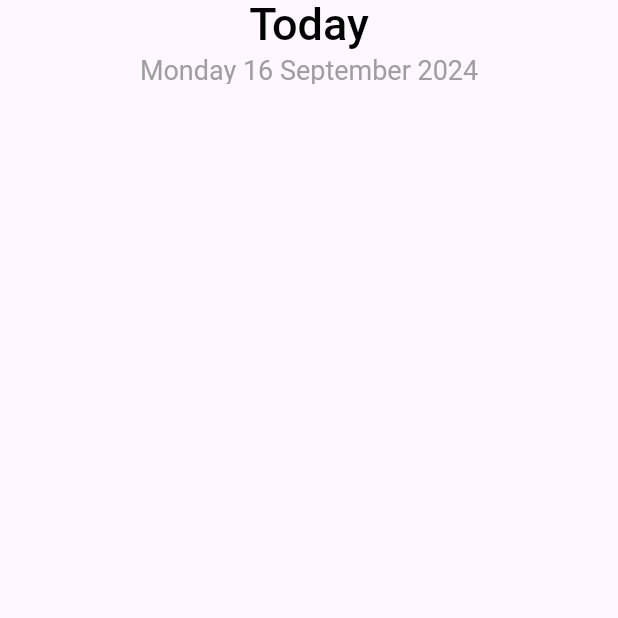
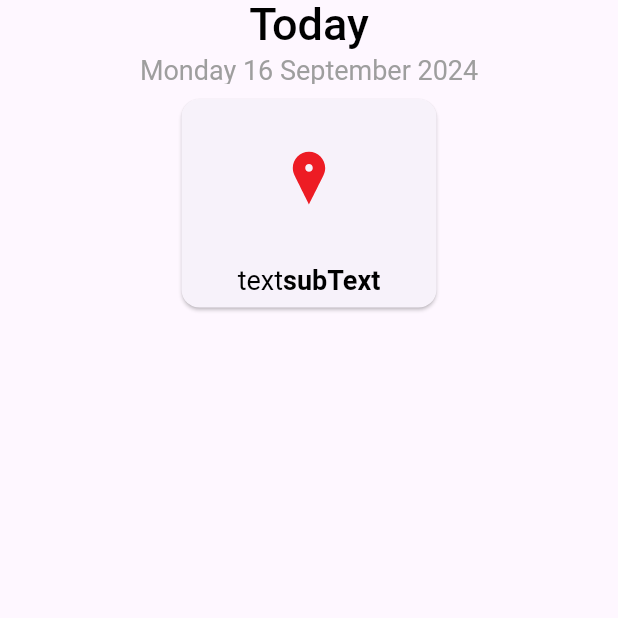
Before and after one commit to ATG-AVI/SkyCast_app, a Flutter app: the screen it shows after launch, on a phone screen of 412 x 824 dp, the top half of it. Run offline on Flutter 3.47's test engine with Material 3 defaults, Android fonts, the phone set to English and light mode, and no system bars; our stand-ins replace get, google_fonts, lottie; Roboto replaces fonts that are missing (Ubuntu).

Commit message:
feat: Add card with Lottie animation and formatted text on HomePage

```diff
--- a/lib/module/home_page.dart
+++ b/lib/module/home_page.dart
@@ -2,6 +2,7 @@ import 'package:flutter/material.dart';
 import 'package:flutter/services.dart';
 import 'package:google_fonts/google_fonts.dart';
 import 'package:intl/intl.dart';
+import 'package:lottie/lottie.dart';
 
 class HomePage extends StatelessWidget {
   const HomePage({super.key});
@@ -42,6 +43,55 @@ class HomePage extends StatelessWidget {
           ),
         ),
       ),
+
+      body: SizedBox.expand(
+        child: Column(
+          children: [
+            SizedBox(
+              width: MediaQuery.of(context).size.width * .5,
+              child: Card(
+                margin:
+                    const EdgeInsets.symmetric(horizontal: 18, vertical: 10),
+                shape: RoundedRectangleBorder(
+                    borderRadius: BorderRadius.circular(12)),
+                child: Padding(
+                  padding: const EdgeInsets.all(8.0),
+                  child: Column(
+                    mainAxisAlignment: MainAxisAlignment.spaceEvenly,
+                    children: [
+                      Lottie.asset(
+                        'assets/loc.json',
+                        height: 90,
+                        fit: BoxFit.cover,
+                      ),
+                      const SizedBox(
+                        height: 12,
+                      ),
+                      RichText(
+                        textAlign: TextAlign.center,
+                        text: TextSpan(
+                          text: "text",
+                          style: GoogleFonts.ubuntu(
+                            fontSize: 18,
+                            color: Colors.black,
+                          ),
+                          children: [
+                            TextSpan(
+                              text: "subText",
+                              style: GoogleFonts.ubuntu(
+                                  fontWeight: FontWeight.bold),
+                            ),
+                          ],
+                        ),
+                      )
+                    ],
+                  ),
+                ),
+              ),
+            )
+          ],
+        ),
+      ),
     );
   }
 }
```
